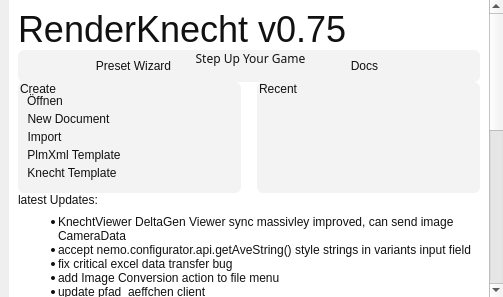
Old version of the form ui/knecht_welcome.ui in the repository tappi287/RenderKnecht2.
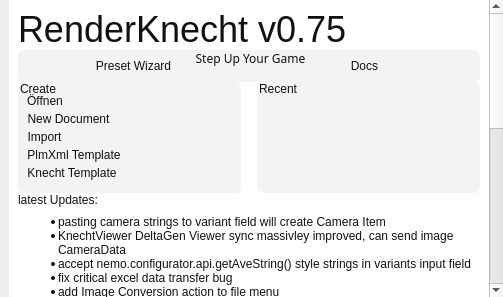
New version of the form. Icons and pictures are not drawn.

Commit message: implement camera item creation from pasted strings

```diff
--- a/ui/knecht_welcome.ui
+++ b/ui/knecht_welcome.ui
@@ -49,7 +49,7 @@
         <x>0</x>
         <y>0</y>
         <width>481</width>
-        <height>619</height>
+        <height>630</height>
        </rect>
       </property>
       <property name="styleSheet">
@@ -440,6 +440,7 @@
               </property>
               <property name="text">
                <string>&lt;ul&gt;
+&lt;li&gt;pasting camera strings to variant field will create Camera Item&lt;/li&gt;
 &lt;li&gt;KnechtViewer DeltaGen Viewer sync massivley improved, can send image CameraData&lt;/li&gt;
 &lt;li&gt;accept nemo.configurator.api.getAveString() style strings in variants input field&lt;/li&gt;
 &lt;li&gt;fix critical excel data transfer bug&lt;/li&gt;
```
The commit also changes 4 other files.
